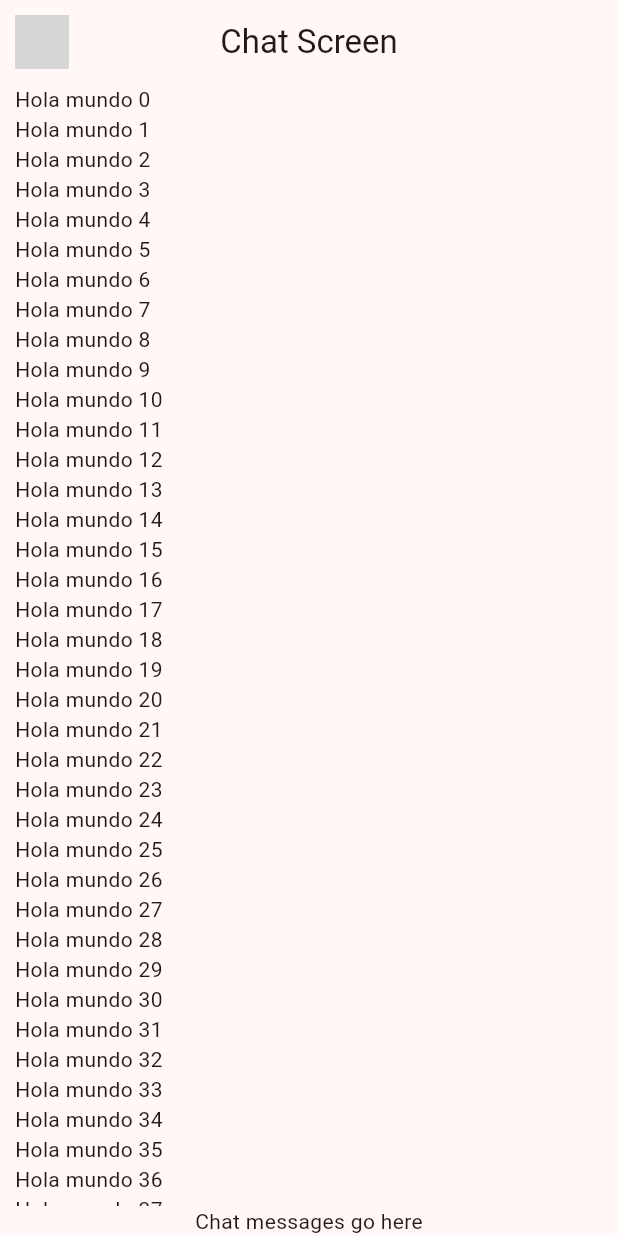
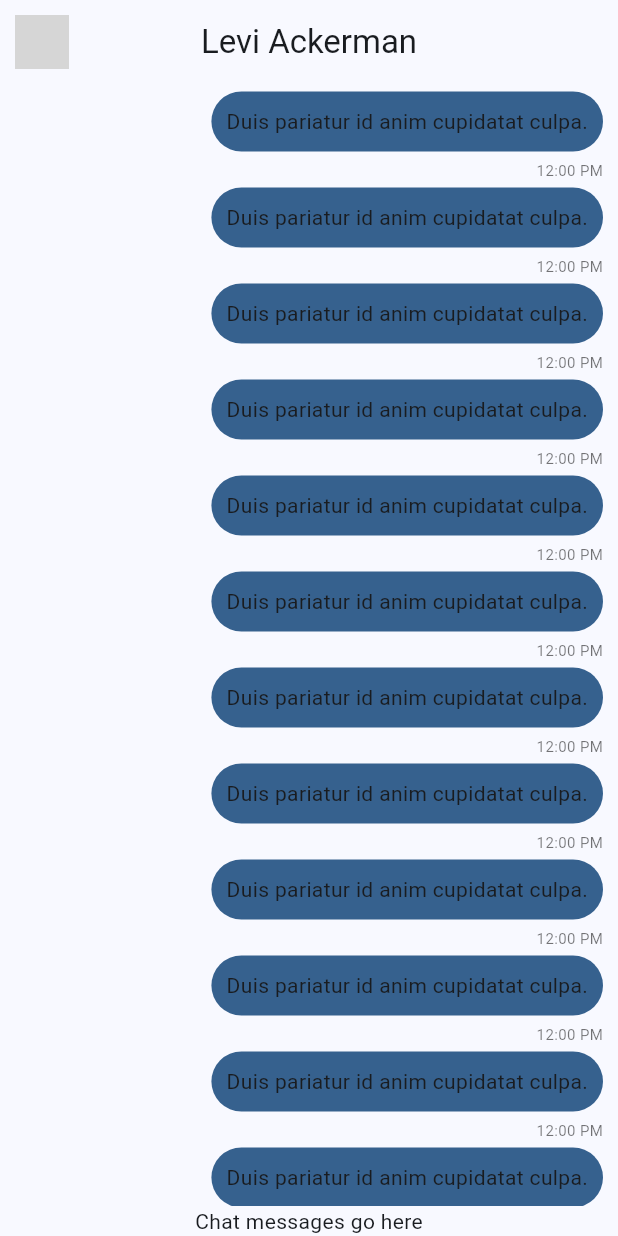
Before and after one commit to wcordova/CursoFlutter, a Flutter app: the screen it shows after launch, on a phone screen of 412 x 824 dp. Run offline on Flutter 3.47's test engine with Material 3 defaults, Android fonts, the phone set to English and light mode, and no system bars; network calls fail; grey boxes are pictures that could not be loaded.

Commit message:
chore: burbuja chat

```diff
--- a/yes_no_app/lib/main.dart
+++ b/yes_no_app/lib/main.dart
@@ -1,6 +1,6 @@
 import 'package:flutter/material.dart';
 import 'package:yes_no_app/config/theme/app_theme.dart';
-import 'package:yes_no_app/presentation/chat/chat_screen.dart';
+import 'package:yes_no_app/presentation/screens/chat/chat_screen.dart';
 
 void main() => runApp(const MyApp());
 
@@ -12,7 +12,7 @@ class MyApp extends StatelessWidget {
     return MaterialApp(
       title: 'Yes No App',
       debugShowCheckedModeBanner: false,
-      theme: AppTheme(selectedColor: 1).theme(),
+      theme: AppTheme(selectedColor: 0).theme(),
       home: ChatScreen(),
     );
   }
--- a/yes_no_app/lib/presentation/chat/chat_screen.dart
+++ b/yes_no_app/lib/presentation/screens/chat/chat_screen.dart
@@ -1,5 +1,6 @@
 
 import 'package:flutter/material.dart';
+import 'package:yes_no_app/presentation/widgets/chat/my_message_bubble.dart';
 
 class ChatScreen extends StatelessWidget {
   const ChatScreen({super.key});
@@ -16,7 +17,7 @@ class ChatScreen extends StatelessWidget {
             ),
           ),
         ),
-        title: const Text('Chat Screen'),
+        title: const Text('Levi Ackerman'),
         centerTitle: true,
       ),
       body: _ChatView(),
@@ -41,7 +42,7 @@ class _ChatView extends StatelessWidget {
               child: ListView.builder(
                 itemCount: 100,
                 itemBuilder: (context, index) {
-                  return Text('Hola mundo $index');
+                  return MyMessageBubble();
                 }
                 )
             ),
--- /dev/null
+++ b/yes_no_app/lib/presentation/widgets/chat/my_message_bubble.dart
@@ -0,0 +1,32 @@
+import 'package:flutter/material.dart';
+
+class MyMessageBubble extends StatelessWidget {
+
+  const MyMessageBubble({
+    super.key
+  });
+
+  @override
+  Widget build(BuildContext context) {
+
+    final colors = Theme.of(  context).colorScheme;
+
+   return Column(
+    crossAxisAlignment: CrossAxisAlignment.end,
+    children: [
+      Container(
+        decoration: BoxDecoration(
+          color: colors.primary,
+          borderRadius: BorderRadius.circular(20)
+        ),
+        padding: const EdgeInsets.all(10),
+        margin: const EdgeInsets.symmetric(vertical: 5),
+        child: const Text('Duis pariatur id anim cupidatat culpa.'),
+      ),
+      const Text('12:00 PM', style: TextStyle(fontSize: 10, color: Colors.black54),)
+    ],
+   );
+
+  }
+
+}
```
